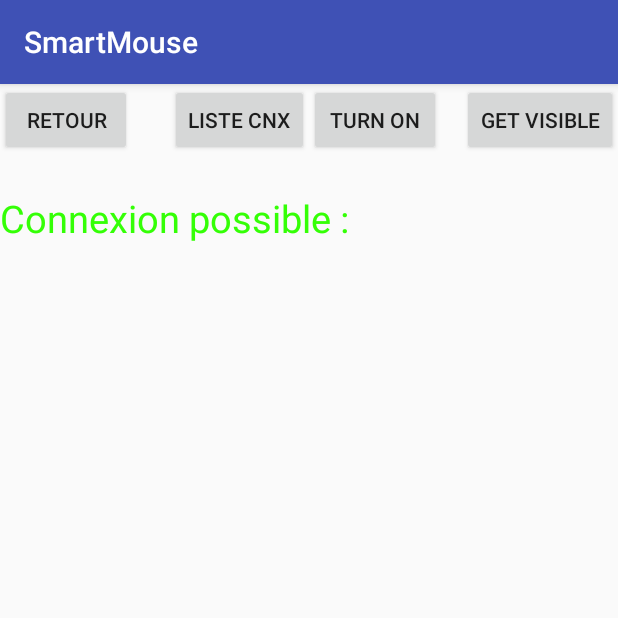
After one commit to PTUT-G2-Equipe1/SmartMouse, an Android app: the Connexion screen opened directly, with no data from a screen before it, on a phone screen of 412 x 824 dp, the top half of it. The commit adds this screen. Run offline under Robolectric (Android 15) with nearby library versions, the phone set to English and light mode, and no system bars.

Commit message:
Ajout d'une interface connexion et de l'activation bluetooth avec demande d'autorisation

```diff
--- a/app/src/main/AndroidManifest.xml
+++ b/app/src/main/AndroidManifest.xml
@@ -1,6 +1,9 @@
 <?xml version="1.0" encoding="utf-8"?>
 <manifest xmlns:android="http://schemas.android.com/apk/res/android"
     package="com.example.f15003938.smartmouse">
+
+    <uses-permission android:name="android.permission.BLUETOOTH" />
+    <uses-permission android:name="android.permission.BLUETOOTH_ADMIN" />
 
     <application
         android:allowBackup="true"
@@ -16,6 +19,7 @@
                 <category android:name="android.intent.category.LAUNCHER" />
             </intent-filter>
         </activity>
+        <activity android:name=".Connexion" />
         <activity android:name=".Reglages" />
         <activity android:name=".Souris" />
         <activity android:name=".Telecommande"></activity>
--- /dev/null
+++ b/app/src/main/java/com/example/f15003938/smartmouse/Connexion.java
@@ -0,0 +1,85 @@
+package com.example.f15003938.smartmouse;
+
+import android.content.Intent;
+import android.support.v7.app.AppCompatActivity;
+import android.os.Bundle;
+import android.view.View;
+import android.widget.Button;
+import android.bluetooth.BluetoothAdapter;
+import android.bluetooth.BluetoothDevice;
+
+import android.widget.ArrayAdapter;
+import android.widget.ListView;
+
+import android.widget.Toast;
+import java.util.ArrayList;
+import java.util.Set;
+
+public class Connexion extends AppCompatActivity {
+
+    private Button retour;
+    Button b1,b2,b3,b4;
+    private BluetoothAdapter BA;
+    private Set<BluetoothDevice>pairedDevices;
+    ListView lv;
+
+    @Override
+    protected void onCreate(Bundle savedInstanceState) {
+        super.onCreate(savedInstanceState);
+        setContentView(R.layout.activity_connexion);
+
+        retour = (Button) findViewById(R.id.retour);
+
+        b1 = (Button) findViewById(R.id.button);
+        b2=(Button)findViewById(R.id.button2);
+        b3=(Button)findViewById(R.id.button3);
+
+        BA = BluetoothAdapter.getDefaultAdapter();
+        lv = (ListView)findViewById(R.id.listView);
+
+        retour.setOnClickListener(new View.OnClickListener() {
+            @Override
+            public void onClick(View v) {
+                Intent ret = new Intent(Connexion.this, Menu.class);
+                ret.addFlags(Intent.FLAG_ACTIVITY_CLEAR_TOP);
+                ret.addFlags(Intent.FLAG_ACTIVITY_NEW_TASK);
+                startActivity(ret);
+            }
+        });
+    }
+
+    public void on(View v){
+        if (!BA.isEnabled()) {
+            Intent turnOn = new Intent(BluetoothAdapter.ACTION_REQUEST_ENABLE);
+            startActivityForResult(turnOn, 0);
+            Toast.makeText(getApplicationContext(), "Turned on",Toast.LENGTH_LONG).show();
+        } else {
+            Toast.makeText(getApplicationContext(), "Already on", Toast.LENGTH_LONG).show();
+        }
+    }
+
+    public void off(View v){
+        BA.disable();
+        Toast.makeText(getApplicationContext(), "Turned off" ,Toast.LENGTH_LONG).show();
+    }
+
+
+    public  void visible(View v){
+        Intent getVisible = new Intent(BluetoothAdapter.ACTION_REQUEST_DISCOVERABLE);
+        startActivityForResult(getVisible, 0);
+    }
+
+
+    public void list(View v){
+        pairedDevices = BA.getBondedDevices();
+
+        ArrayList list = new ArrayList();
+
+        for(BluetoothDevice bt : pairedDevices) list.add(bt.getName());
+        Toast.makeText(getApplicationContext(), "Showing Paired Devices",Toast.LENGTH_SHORT).show();
+
+        final ArrayAdapter adapter = new  ArrayAdapter(this,android.R.layout.simple_list_item_1, list);
+
+        lv.setAdapter(adapter);
+    }
+}
--- /dev/null
+++ b/app/src/main/res/layout/activity_connexion.xml
@@ -0,0 +1,83 @@
+<?xml version="1.0" encoding="utf-8"?>
+<!--<android.support.constraint.ConstraintLayout-->
+<!--xmlns:android="http://schemas.android.com/apk/res/android" android:layout_width="match_parent"-->
+<!--android:layout_height="match_parent">-->
+
+<!--</android.support.constraint.ConstraintLayout>-->
+<RelativeLayout xmlns:android="http://schemas.android.com/apk/res/android"
+    android:layout_width="match_parent"
+    android:layout_height="match_parent"
+    android:transitionGroup="true">
+
+    <ImageView
+        android:id="@+id/imageView"
+        android:layout_width="wrap_content"
+        android:layout_height="wrap_content"
+        android:layout_centerHorizontal="true"
+        android:theme="@style/Base.TextAppearance.AppCompat" />
+
+    <Button
+        android:id="@+id/button"
+        android:layout_width="wrap_content"
+        android:layout_height="wrap_content"
+        android:layout_alignParentTop="true"
+        android:layout_toEndOf="@+id/imageView"
+        android:layout_toRightOf="@+id/imageView"
+        android:clickable="true"
+        android:onClick="on"
+        android:text="Turn On" />
+
+    <Button
+        android:id="@+id/button2"
+        android:layout_width="wrap_content"
+        android:layout_height="wrap_content"
+
+        android:layout_alignParentEnd="true"
+        android:layout_alignParentRight="true"
+        android:layout_alignParentTop="true"
+        android:onClick="visible"
+        android:text="Get visible" />
+
+    <Button
+        android:id="@+id/button3"
+        android:layout_width="wrap_content"
+        android:layout_height="wrap_content"
+        android:layout_below="@+id/imageView"
+        android:layout_toLeftOf="@+id/imageView"
+        android:layout_toStartOf="@+id/imageView"
+        android:onClick="list"
+        android:text="Liste cnx" />
+
+    <Button
+        android:id="@+id/retour"
+        android:layout_width="wrap_content"
+        android:layout_height="wrap_content"
+
+        android:layout_alignParentLeft="true"
+        android:layout_alignParentStart="true"
+        android:layout_below="@+id/imageView"
+        android:onClick="retour"
+        android:text="retour" />
+
+    <ListView
+        android:id="@+id/listView"
+        android:layout_width="wrap_content"
+        android:layout_height="wrap_content"
+        android:layout_alignLeft="@+id/textView2"
+        android:layout_alignParentBottom="true"
+        android:layout_alignStart="@+id/textView2"
+        android:layout_below="@+id/textView2" />
+
+    <TextView
+        android:id="@+id/textView2"
+        android:layout_width="wrap_content"
+        android:layout_height="wrap_content"
+        android:layout_alignParentLeft="true"
+        android:layout_alignParentStart="true"
+        android:layout_below="@+id/button"
+        android:layout_marginTop="24dp"
+        android:text="Connexion possible :"
+        android:textColor="#ff34ff06"
+        android:textSize="25dp" />
+
+</RelativeLayout>
```
Also changed, not shown: app/src/main/java/com/example/f15003938/smartmouse/Menu.java (+10 -1 lines), app/src/main/res/layout/activity_menu.xml (+7 -0 lines), gradle/wrapper/gradle-wrapper.properties, 271 other files.
